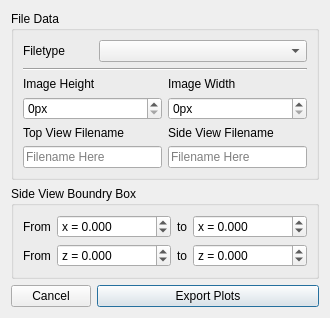
The window that ui/dialogs/plot_exporter/plot_exporter.ui (NATuG3/NATuG3) describes before a commit, drawn with Qt 5.
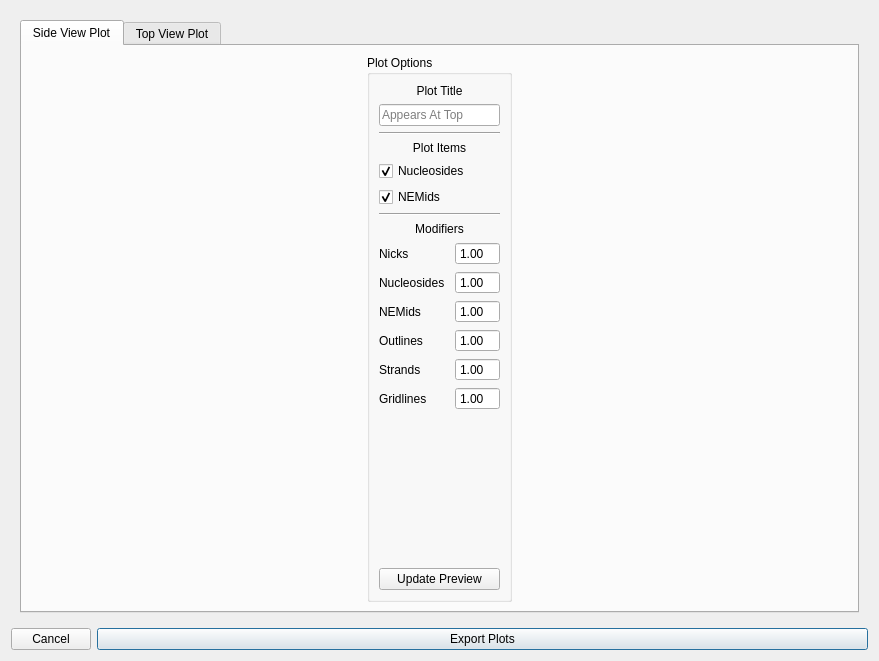
The same window after the commit. The open tabs and pages were chosen to show the change.

Commit message: Create sideview plot exporting panel

The edit to the form file:
```diff
--- a/ui/dialogs/plot_exporter/plot_exporter.ui
+++ b/ui/dialogs/plot_exporter/plot_exporter.ui
@@ -6,8 +6,8 @@
    <rect>
     <x>0</x>
     <y>0</y>
-    <width>276</width>
-    <height>268</height>
+    <width>879</width>
+    <height>661</height>
    </rect>
   </property>
   <property name="minimumSize">
@@ -18,259 +18,15 @@
   </property>
   <property name="maximumSize">
    <size>
-    <width>276</width>
-    <height>268</height>
+    <width>16777215</width>
+    <height>16777215</height>
    </size>
   </property>
   <property name="windowTitle">
    <string>Plot Export Settings</string>
   </property>
   <layout class="QGridLayout" name="gridLayout">
-   <item row="1" column="0">
-    <widget class="QGroupBox" name="boundrybox_area">
-     <property name="title">
-      <string>Side View Boundry Box</string>
-     </property>
-     <layout class="QGridLayout" name="gridLayout_2">
-      <item row="0" column="0">
-       <widget class="QLabel" name="label">
-        <property name="text">
-         <string>From</string>
-        </property>
-       </widget>
-      </item>
-      <item row="0" column="2">
-       <widget class="QLabel" name="label_2">
-        <property name="text">
-         <string>to</string>
-        </property>
-       </widget>
-      </item>
-      <item row="0" column="1">
-       <widget class="QDoubleSpinBox" name="from_x">
-        <property name="frame">
-         <bool>true</bool>
-        </property>
-        <property name="prefix">
-         <string>x = </string>
-        </property>
-        <property name="decimals">
-         <number>3</number>
-        </property>
-        <property name="minimum">
-         <double>-99999999.000000000000000</double>
-        </property>
-        <property name="maximum">
-         <double>99999999.000000000000000</double>
-        </property>
-       </widget>
-      </item>
-      <item row="0" column="3">
-       <widget class="QDoubleSpinBox" name="to_x">
-        <property name="prefix">
-         <string>x = </string>
-        </property>
-        <property name="decimals">
-         <number>3</number>
-        </property>
-        <property name="minimum">
-         <double>-99999999.000000000000000</double>
-        </property>
-        <property name="maximum">
-         <double>99999999.000000000000000</double>
-        </property>
-       </widget>
-      </item>
-      <item row="1" column="0">
-       <widget class="QLabel" name="label_3">
-        <property name="text">
-         <string>From</string>
-        </property>
-       </widget>
-      </item>
-      <item row="1" column="2">
-       <widget class="QLabel" name="label_4">
-        <property name="text">
-         <string>to</string>
-        </property>
-       </widget>
-      </item>
-      <item row="1" column="1">
-       <widget class="QDoubleSpinBox" name="from_z">
-        <property name="prefix">
-         <string>z = </string>
-        </property>
-        <property name="decimals">
-         <number>3</number>
-        </property>
-        <property name="minimum">
-         <double>-99999999.000000000000000</double>
-        </property>
-        <property name="maximum">
-         <double>99999999.000000000000000</double>
-        </property>
-       </widget>
-      </item>
-      <item row="1" column="3">
-       <widget class="QDoubleSpinBox" name="to_z">
-        <property name="prefix">
-         <string>z = </string>
-        </property>
-        <property name="decimals">
-         <number>3</number>
-        </property>
-        <property name="minimum">
-         <double>-99999999.000000000000000</double>
-        </property>
-        <property name="maximum">
-         <double>99999999.000000000000000</double>
-        </property>
-       </widget>
-      </item>
-     </layout>
-    </widget>
-   </item>
-   <item row="0" column="0">
-    <widget class="QGroupBox" name="filedata_area">
-     <property name="title">
-      <string>File Data</string>
-     </property>
-     <layout class="QGridLayout" name="gridLayout_3">
-      <item row="4" column="0">
-       <widget class="QLabel" name="label_8">
-        <property name="text">
-         <string>Image Height</string>
-        </property>
-       </widget>
-      </item>
-      <item row="4" column="1">
-       <widget class="QLabel" name="label_9">
-        <property name="text">
-         <string>Image Width</string>
-        </property>
-       </widget>
-      </item>
-      <item row="7" column="0">
-       <widget class="QLineEdit" name="topview_filename">
-        <property name="inputMask">
-         <string/>
-        </property>
-        <property name="placeholderText">
-         <string>Filename Here</string>
-        </property>
-       </widget>
-      </item>
-      <item row="7" column="1">
-       <widget class="QLineEdit" name="sideview_filename">
-        <property name="inputMask">
-         <string/>
-        </property>
-        <property name="text">
-         <string/>
-        </property>
-        <property name="placeholderText">
-         <string>Filename Here</string>
-        </property>
-       </widget>
-      </item>
-      <item row="3" column="0" colspan="2">
-       <widget class="Line" name="line">
-        <property name="orientation">
-         <enum>Qt::Horizontal</enum>
-        </property>
-       </widget>
-      </item>
-      <item row="6" column="0">
-       <widget class="QLabel" name="label_5">
-        <property name="text">
-         <string>Top View Filename</string>
-        </property>
-       </widget>
-      </item>
-      <item row="6" column="1">
-       <widget class="QLabel" name="label_6">
-        <property name="text">
-         <string>Side View Filename</string>
-        </property>
-       </widget>
-      </item>
-      <item row="0" column="0" colspan="2">
-       <layout class="QHBoxLayout" name="horizontalLayout">
-        <item>
-         <widget class="QLabel" name="label_7">
-          <property name="maximumSize">
-           <size>
-            <width>70</width>
-            <height>16777215</height>
-           </size>
-          </property>
-          <property name="text">
-           <string>Filetype</string>
-          </property>
-         </widget>
-        </item>
-        <item>
-         <widget class="QComboBox" name="filetype_dropdown">
-          <item>
-           <property name="text">
-            <string/>
-           </property>
-          </item>
-          <item>
-           <property name="text">
-            <string>SVG</string>
-           </property>
-          </item>
-          <item>
-           <property name="text">
-            <string>JPG</string>
-           </property>
-          </item>
-          <item>
-           <property name="text">
-            <string>PNG</string>
-           </property>
-          </item>
-         </widget>
-        </item>
-       </layout>
-      </item>
-      <item row="5" column="0">
-       <widget class="QSpinBox" name="image_height">
-        <property name="suffix">
-         <string>px</string>
-        </property>
-        <property name="maximum">
-         <number>999999999</number>
-        </property>
-        <property name="singleStep">
-         <number>100</number>
-        </property>
-        <property name="displayIntegerBase">
-         <number>10</number>
-        </property>
-       </widget>
-      </item>
-      <item row="5" column="1">
-       <widget class="QSpinBox" name="image_width">
-        <property name="suffix">
-         <string>px</string>
-        </property>
-        <property name="maximum">
-         <number>999999999</number>
-        </property>
-        <property name="singleStep">
-         <number>100</number>
-        </property>
-        <property name="displayIntegerBase">
-         <number>10</number>
-        </property>
-       </widget>
-      </item>
-     </layout>
-    </widget>
-   </item>
-   <item row="2" column="0">
+   <item row="2" column="0" colspan="2">
     <layout class="QHBoxLayout" name="horizontalLayout_2">
      <item>
       <widget class="QPushButton" name="cancel_export">
@@ -297,6 +53,488 @@
      </item>
     </layout>
    </item>
+   <item row="1" column="0" colspan="2">
+    <widget class="QWidget" name="plot_area_group_box" native="true">
+     <layout class="QVBoxLayout" name="verticalLayout">
+      <item>
+       <widget class="QTabWidget" name="plot_area">
+        <property name="currentIndex">
+         <number>1</number>
+        </property>
+        <widget class="QWidget" name="side_view_plot_area">
+         <attribute name="title">
+          <string>Side View Plot</string>
+         </attribute>
+         <layout class="QHBoxLayout" name="horizontalLayout_4">
+          <item>
+           <widget class="QGroupBox" name="formGroupBox_2">
+            <property name="sizePolicy">
+             <sizepolicy hsizetype="Fixed" vsizetype="Preferred">
+              <horstretch>0</horstretch>
+              <verstretch>0</verstretch>
+             </sizepolicy>
+            </property>
+            <property name="minimumSize">
+             <size>
+              <width>145</width>
+              <height>0</height>
+             </size>
+            </property>
+            <property name="maximumSize">
+             <size>
+              <width>145</width>
+              <height>16777215</height>
+             </size>
+            </property>
+            <property name="title">
+             <string>Plot Options</string>
+            </property>
+            <layout class="QGridLayout" name="gridLayout_2">
+             <item row="9" column="1">
+              <widget class="QDoubleSpinBox" name="nucleoside_size_modifier">
+               <property name="minimumSize">
+                <size>
+                 <width>0</width>
+                 <height>0</height>
+                </size>
+               </property>
+               <property name="maximumSize">
+                <size>
+                 <width>45</width>
+                 <height>16777215</height>
+                </size>
+               </property>
+               <property name="buttonSymbols">
+                <enum>QAbstractSpinBox::NoButtons</enum>
+               </property>
+               <property name="decimals">
+                <number>2</number>
+               </property>
+               <property name="maximum">
+                <double>200.000000000000000</double>
+               </property>
+               <property name="singleStep">
+                <double>0.010000000000000</double>
+               </property>
+               <property name="value">
+                <double>1.000000000000000</double>
+               </property>
+              </widget>
+             </item>
+             <item row="11" column="0">
+              <widget class="QLabel" name="label_3">
+               <property name="text">
+                <string>Outlines</string>
+               </property>
+              </widget>
+             </item>
+             <item row="13" column="0">
+              <widget class="QLabel" name="label_8">
+               <property name="text">
+                <string>Gridlines</string>
+               </property>
+              </widget>
+             </item>
+             <item row="12" column="1">
+              <widget class="QDoubleSpinBox" name="strand_stroke_modifier">
+               <property name="minimumSize">
+                <size>
+                 <width>0</width>
+                 <height>0</height>
+                </size>
+               </property>
+               <property name="maximumSize">
+                <size>
+                 <width>45</width>
+                 <height>16777215</height>
+                </size>
+               </property>
+               <property name="buttonSymbols">
+                <enum>QAbstractSpinBox::NoButtons</enum>
+               </property>
+               <property name="decimals">
+                <number>2</number>
+               </property>
+               <property name="maximum">
+                <double>200.000000000000000</double>
+               </property>
+               <property name="singleStep">
+                <double>0.010000000000000</double>
+               </property>
+               <property name="value">
+                <double>1.000000000000000</double>
+               </property>
+              </widget>
+             </item>
+             <item row="10" column="1">
+              <widget class="QDoubleSpinBox" name="NEMid_size_modifier">
+               <property name="minimumSize">
+                <size>
+                 <width>0</width>
+                 <height>0</height>
+                </size>
+               </property>
+               <property name="maximumSize">
+                <size>
+                 <width>45</width>
+                 <height>16777215</height>
+                </size>
+               </property>
+               <property name="buttonSymbols">
+                <enum>QAbstractSpinBox::NoButtons</enum>
+               </property>
+               <property name="decimals">
+                <number>2</number>
+               </property>
+               <property name="maximum">
+                <double>200.000000000000000</double>
+               </property>
+               <property name="singleStep">
+                <double>0.010000000000000</double>
+               </property>
+               <property name="value">
+                <double>1.000000000000000</double>
+               </property>
+              </widget>
+             </item>
+             <item row="12" column="0">
+              <widget class="QLabel" name="strand_stroke_modifier_2">
+               <property name="text">
+                <string>Strands</string>
+               </property>
+              </widget>
+             </item>
+             <item row="11" column="1">
+              <widget class="QDoubleSpinBox" name="point_outline_modifier">
+               <property name="minimumSize">
+                <size>
+                 <width>0</width>
+                 <height>0</height>
+                </size>
+               </property>
+               <property name="maximumSize">
+                <size>
+                 <width>45</width>
+                 <height>16777215</height>
+                </size>
+               </property>
+               <property name="buttonSymbols">
+                <enum>QAbstractSpinBox::NoButtons</enum>
+               </property>
+               <property name="decimals">
+                <number>2</number>
+               </property>
+               <property name="maximum">
+                <double>200.000000000000000</double>
+               </property>
+               <property name="singleStep">
+                <double>0.010000000000000</double>
+               </property>
+               <property name="value">
+                <double>1.000000000000000</double>
+               </property>
+              </widget>
+             </item>
+             <item row="7" column="0" colspan="2">
+              <widget class="QLabel" name="label">
+               <property name="text">
+                <string>Modifiers</string>
+               </property>
+               <property name="alignment">
+                <set>Qt::AlignCenter</set>
+               </property>
+              </widget>
+             </item>
+             <item row="6" column="0" colspan="2">
+              <widget class="Line" name="line">
+               <property name="orientation">
+                <enum>Qt::Horizontal</enum>
+               </property>
+              </widget>
+             </item>
+             <item row="10" column="0">
+              <widget class="QLabel" name="label_10">
+               <property name="text">
+                <string>NEMids</string>
+               </property>
+              </widget>
+             </item>
+             <item row="13" column="1">
+              <widget class="QDoubleSpinBox" name="gridline_width_modifier">
+               <property name="minimumSize">
+                <size>
+                 <width>0</width>
+                 <height>0</height>
+                </size>
+               </property>
+               <property name="maximumSize">
+                <size>
+                 <width>45</width>
+                 <height>16777215</height>
+                </size>
+               </property>
+               <property name="buttonSymbols">
+                <enum>QAbstractSpinBox::NoButtons</enum>
+               </property>
+               <property name="decimals">
+                <number>2</number>
+               </property>
+               <property name="maximum">
+                <double>200.000000000000000</double>
+               </property>
+               <property name="singleStep">
+                <double>0.010000000000000</double>
+               </property>
+               <property name="value">
+                <double>1.000000000000000</double>
+               </property>
+              </widget>
+             </item>
+             <item row="8" column="0">
+              <widget class="QLabel" name="label_2">
+               <property name="text">
+                <string>Nicks</string>
+               </property>
+              </widget>
+             </item>
+             <item row="8" column="1">
+              <widget class="QDoubleSpinBox" name="nick_size_modifier">
+               <property name="minimumSize">
+                <size>
+                 <width>0</width>
+                 <height>0</height>
+                </size>
+               </property>
+               <property name="maximumSize">
+                <size>
+                 <width>45</width>
+                 <height>16777215</height>
+                </size>
+               </property>
+               <property name="buttonSymbols">
+                <enum>QAbstractSpinBox::NoButtons</enum>
+               </property>
+               <property name="decimals">
+                <number>2</number>
+               </property>
+               <property name="maximum">
+                <double>200.000000000000000</double>
+               </property>
+               <property name="singleStep">
+                <double>0.010000000000000</double>
+               </property>
+               <property name="value">
+                <double>1.000000000000000</double>
+               </property>
+              </widget>
+             </item>
+             <item row="9" column="0">
+              <widget class="QLabel" name="label_4">
+               <property name="text">
+                <string>Nucleosides</string>
+               </property>
+              </widget>
+             </item>
+             <item row="15" column="0" colspan="2">
+              <spacer name="verticalSpacer">
+               <property name="orientation">
+                <enum>Qt::Vertical</enum>
+               </property>
+               <property name="sizeHint" stdset="0">
+                <size>
+                 <width>20</width>
+                 <height>40</height>
+                </size>
+               </property>
+              </spacer>
+             </item>
+             <item row="0" column="0" colspan="2">
+              <widget class="QLabel" name="label_11">
+               <property name="text">
+                <string>Plot Title</string>
+               </property>
+               <property name="alignment">
+                <set>Qt::AlignCenter</set>
+               </property>
+              </widget>
+             </item>
+             <item row="2" column="0" colspan="2">
+              <widget class="Line" name="line_2">
+               <property name="orientation">
+                <enum>Qt::Horizontal</enum>
+               </property>
+              </widget>
+             </item>
+             <item row="16" column="0" colspan="2">
+              <widget class="QPushButton" name="update_preview">
+               <property name="text">
+                <string>Update Preview</string>
+               </property>
+              </widget>
+             </item>
+             <item row="5" column="0">
+              <widget class="QCheckBox" name="plot_NEMids">
+               <property name="text">
+                <string>NEMids</string>
+               </property>
+               <property name="checked">
+                <bool>true</bool>
+               </property>
+              </widget>
+             </item>
+             <item row="3" column="0" colspan="2">
+              <widget class="QLabel" name="label_5">
+               <property name="text">
+                <string>Plot Items</string>
+               </property>
+               <property name="alignment">
+                <set>Qt::AlignCenter</set>
+               </property>
+              </widget>
+             </item>
+             <item row="4" column="0" colspan="2">
+              <widget class="QCheckBox" name="plot_nucleosides">
+               <property name="text">
+                <string>Nucleosides</string>
+               </property>
+               <property name="checked">
+                <bool>true</bool>
+               </property>
+              </widget>
+             </item>
+             <item row="1" column="0" colspan="2">
+              <widget class="QLineEdit" name="side_view_plot_title">
+               <property name="maximumSize">
+                <size>
+                 <width>16777215</width>
+                 <height>16777215</height>
+                </size>
+               </property>
+               <property name="placeholderText">
+                <string>Appears At Top</string>
+               </property>
+               <property name="clearButtonEnabled">
+                <bool>false</bool>
+               </property>
+              </widget>
+             </item>
+            </layout>
+           </widget>
+          </item>
+         </layout>
+        </widget>
+        <widget class="QWidget" name="top_view_plot_area">
+         <attribute name="title">
+          <string>Top View Plot</string>
+         </attribute>
+         <layout class="QHBoxLayout" name="horizontalLayout">
+          <item>
+           <widget class="QGroupBox" name="formGroupBox_3">
+            <property name="sizePolicy">
+             <sizepolicy hsizetype="Fixed" vsizetype="Preferred">
+              <horstretch>0</horstretch>
+              <verstretch>0</verstretch>
+             </sizepolicy>
+            </property>
+            <property name="minimumSize">
+             <size>
+              <width>145</width>
+              <height>0</height>
+             </size>
+            </property>
+            <property name="maximumSize">
+             <size>
+              <width>145</width>
+              <height>16777215</height>
+             </size>
+            </property>
+            <property name="title">
+             <string>Plot Options</string>
+            </property>
+            <layout class="QGridLayout" name="gridLayout_3">
+             <item row="2" column="0" colspan="2">
+              <widget class="Line" name="line_4">
+               <property name="orientation">
+                <enum>Qt::Horizontal</enum>
+               </property>
+              </widget>
+             </item>
+             <item row="6" column="0" colspan="2">
+              <spacer name="verticalSpacer_2">
+               <property name="orientation">
+                <enum>Qt::Vertical</enum>
+               </property>
+               <property name="sizeHint" stdset="0">
+                <size>
+                 <width>20</width>
+                 <height>40</height>
+                </size>
+               </property>
+              </spacer>
+             </item>
+             <item row="0" column="0" colspan="2">
+              <widget class="QLabel" name="label_15">
+               <property name="text">
+                <string>Plot Title</string>
+               </property>
+               <property name="alignment">
+                <set>Qt::AlignCenter</set>
+               </property>
+              </widget>
+             </item>
+             <item row="7" column="0" colspan="2">
+              <widget class="QPushButton" name="update_preview_2">
+               <property name="text">
+                <string>Update Preview</string>
+               </property>
+              </widget>
+             </item>
+             <item row="1" column="0" colspan="2">
+              <widget class="QLineEdit" name="side_view_plot_title_2">
+               <property name="maximumSize">
+                <size>
+                 <width>16777215</width>
+                 <height>16777215</height>
+                </size>
+               </property>
+               <property name="placeholderText">
+                <string>Appears At Top</string>
+               </property>
+               <property name="clearButtonEnabled">
+                <bool>false</bool>
+               </property>
+              </widget>
+             </item>
+             <item row="3" column="0" colspan="2">
+              <widget class="QLabel" name="label_16">
+               <property name="text">
+                <string>Plot Options</string>
+               </property>
+               <property name="alignment">
+                <set>Qt::AlignCenter</set>
+               </property>
+              </widget>
+             </item>
+             <item row="4" column="0" colspan="2">
+              <widget class="QCheckBox" name="plot_nucleosides_2">
+               <property name="text">
+                <string>Numbers</string>
+               </property>
+               <property name="checked">
+                <bool>true</bool>
+               </property>
+              </widget>
+             </item>
+            </layout>
+           </widget>
+          </item>
+         </layout>
+        </widget>
+       </widget>
+      </item>
+     </layout>
+    </widget>
+   </item>
   </layout>
  </widget>
  <resources/>
```
The commit also changes 3 other files.
